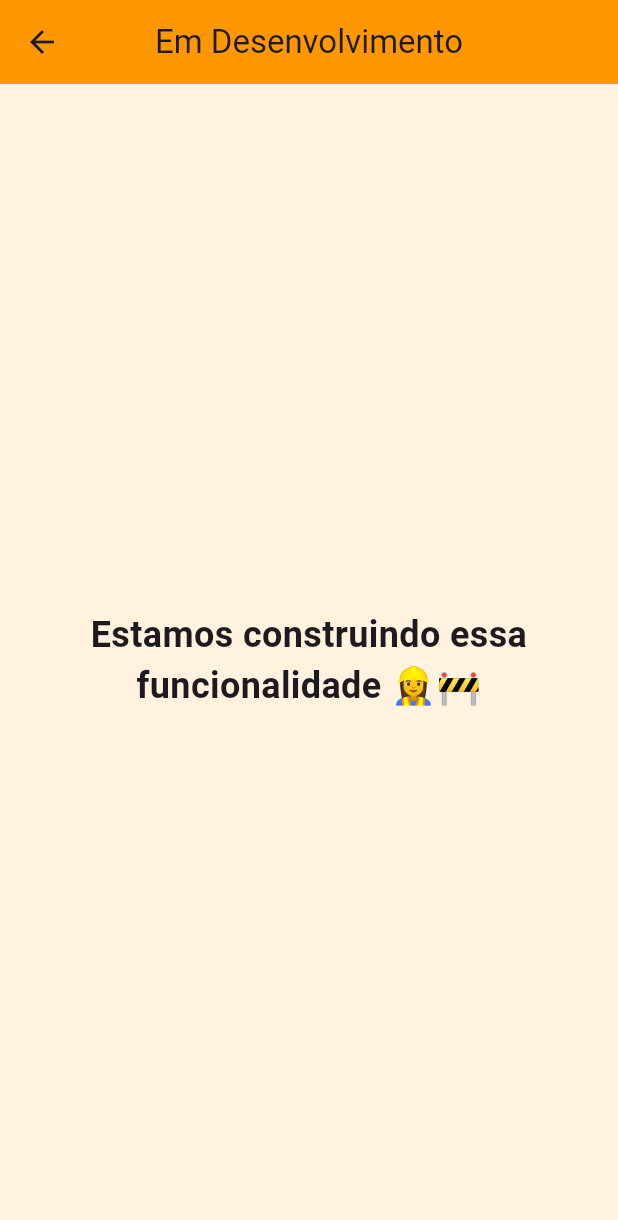
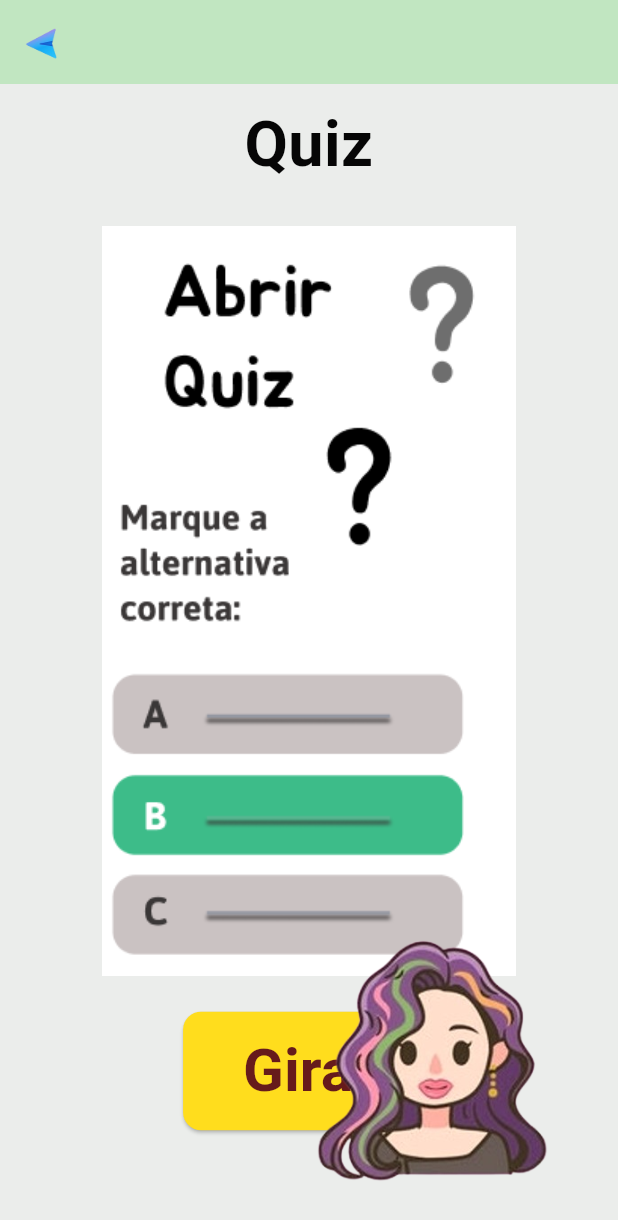
Before and after one commit to Robertatelles/Ux, a Flutter app: the TelaMenu screen opened by its route, after a tap on "Abrir Quiz", on a phone screen of 412 x 824 dp. Shown: the top 1220 px of the screen. Run offline on Flutter 3.47's test engine with Material 3 defaults, Android fonts, the phone set to English and light mode, and no system bars; our stand-ins replace google_fonts; Roboto replaces fonts that are missing (Jua).

Commit message:
add novas telas quiz

```diff
--- a/projeto_ux/lib/screens/menu.dart
+++ b/projeto_ux/lib/screens/menu.dart
@@ -1,10 +1,10 @@
 import 'package:flutter/material.dart';
 import 'tarefas.dart';
 import 'recompensas.dart';
-//import 'tela_ranking.dart';
-//import 'tela_personagens.dart';
-//import 'tela_quiz.dart';
-import 'package:projeto_ux/screens/emdesenvolvimento.dart';
+import 'ranking.dart';
+import 'personagens.dart';
+import 'quiz.dart';
+import 'package:google_fonts/google_fonts.dart';
 
 class TelaMenu extends StatelessWidget {
   const TelaMenu({super.key});
@@ -13,21 +13,19 @@ class TelaMenu extends StatelessWidget {
   Widget build(BuildContext context) {
     return Scaffold(
       backgroundColor: Colors.white,
-      body: SafeArea(
-        child: Padding(
-          padding: const EdgeInsets.all(20),
-          child: Stack(
+      body: Stack(
         children: [
-              Column(
-                crossAxisAlignment: CrossAxisAlignment.stretch,
+          ListView(
+            padding: const EdgeInsets.all(16),
             children: [
-                  const Center(
+              Center(
                 child: Text(
                   'Olá, Sarah',
-                      style: TextStyle(
-                        fontSize: 32,
+                  style: GoogleFonts.jua(
+                    textStyle: const TextStyle(
+                      fontSize: 50,
                       fontWeight: FontWeight.bold,
-                        fontFamily: 'Jura',
+                    ),
                   ),
                 ),
               ),
@@ -57,7 +55,7 @@ class TelaMenu extends StatelessWidget {
                         cor: Colors.purple,
                         icone: Icons.emoji_events,
                         texto: 'Ranking',
-                            rota: const EmDesenvolvimento(),
+                        rota: const TelaRanking(),
                       ),
                       const SizedBox(height: 12),
                       _buildBotaoMenu(
@@ -65,7 +63,7 @@ class TelaMenu extends StatelessWidget {
                         cor: Colors.blue,
                         icone: Icons.person,
                         texto: 'Personagens',
-                            rota: const EmDesenvolvimento(),
+                        rota: const TelaPersonagens(),
                       ),
                       const SizedBox(height: 12),
                       _buildBotaoMenu(
@@ -73,7 +71,7 @@ class TelaMenu extends StatelessWidget {
                         cor: Colors.green,
                         icone: Icons.quiz,
                         texto: 'Abrir Quiz',
-                            rota: const EmDesenvolvimento(),
+                        rota: const TelaQuiz(),
                       ),
                       const SizedBox(height: 80),
                     ],
@@ -85,14 +83,9 @@ class TelaMenu extends StatelessWidget {
           Positioned(
             bottom: 0,
             right: 0,
-                child: Image.asset(
-                  'assets/joinha.png',
-                  height: 320,
-                ),
+            child: Image.asset('assets/joinha.png', height: 320),
           ),
         ],
-          ),
-        ),
       ),
     );
   }
--- a/projeto_ux/lib/screens/quiz.dart
+++ b/projeto_ux/lib/screens/quiz.dart
@@ -1,16 +1,94 @@
 import 'package:flutter/material.dart';
- @override
+import 'package:google_fonts/google_fonts.dart';
+import 'package:projeto_ux/screens/menu.dart';
+
+class TelaQuiz extends StatelessWidget {
+  const TelaQuiz({super.key});
+
+  @override
   Widget build(BuildContext context) {
     return Scaffold(
+      backgroundColor: const Color.fromARGB(255, 235, 237, 235),
       appBar: AppBar(
-        title: const Text('Tarefas'),
-        backgroundColor: Colors.red,
+        backgroundColor: const Color.fromARGB(255, 193, 230, 193),
+        leading: IconButton(
+          icon: Image.asset('assets/icone_voltar.png', height: 24),
+          onPressed: () => Navigator.pop(context),
+        ),
       ),
-      body: const Center(
-        child: Text(
-          'Aqui vão aparecer suas tarefas!',
-          style: TextStyle(fontSize: 18),
+      body: SafeArea(
+        child: Stack(
+          alignment: Alignment.bottomCenter,
+          children: [
+            // Conteúdo centralizado
+            Center(
+              child: Padding(
+                padding: const EdgeInsets.symmetric(horizontal: 24),
+                child: Column(
+                  mainAxisSize: MainAxisSize.min,
+                  children: [
+                    // Título (adiciona o título se quiser aqui)
+                    Text(
+                      'Quiz',
+                      style: GoogleFonts.jua(
+                        textStyle: const TextStyle(
+                          fontSize: 42,
+                          fontWeight: FontWeight.bold,
+                          color: Color.fromARGB(255, 6, 6, 6),
+                        ),
+                      ),
+                      textAlign: TextAlign.center,
+                    ),
+
+                    const SizedBox(height: 24),
+
+                    // Imagem do quiz
+                    Image.asset(
+                      'assets/quiz.png',
+                      height: 500,
+                      fit: BoxFit.contain,
+                    ),
+
+                    const SizedBox(height: 24),
+
+                    // Botão girar
+                    ElevatedButton(
+                      style: ElevatedButton.styleFrom(
+                        backgroundColor: const Color.fromARGB(255, 255, 221, 29),
+                        foregroundColor: const Color.fromARGB(255, 102, 27, 27),
+                        textStyle: const TextStyle(
+                          fontSize: 40,
+                          fontWeight: FontWeight.bold,
+                        ),
+                        shape: RoundedRectangleBorder(
+                          borderRadius: BorderRadius.circular(12),
+                        ),
+                        padding: const EdgeInsets.symmetric(horizontal: 40, vertical: 16),
+                      ),
+                      onPressed: () {
+                        // ação do botão
+                      },
+                      child: const Text('Girar'),
+                    ),
+
+                    const SizedBox(height: 60), // espaço para a Maria
+                  ],
+                ),
+              ),
+            ),
+
+            // Maria posicionada corretamente no rodapé
+            Positioned(
+              bottom: 0,
+              right: MediaQuery.of(context).size.width * 0.1,
+              child: Image.asset(
+                'assets/mariasemfundo.png',
+                height: 230,
+              ),
+            ),
+          ],
         ),
       ),
     );
   }
+}
```
Also changed, not shown: projeto_ux/lib/screens/personagens.dart (+162 -0 lines), projeto_ux/lib/screens/ranking.dart (+75 -0 lines), projeto_ux/assets/joao.png (renamed from projeto_ux/assets/joão.png). Lines whose indentation alone changed are shown as unchanged.
